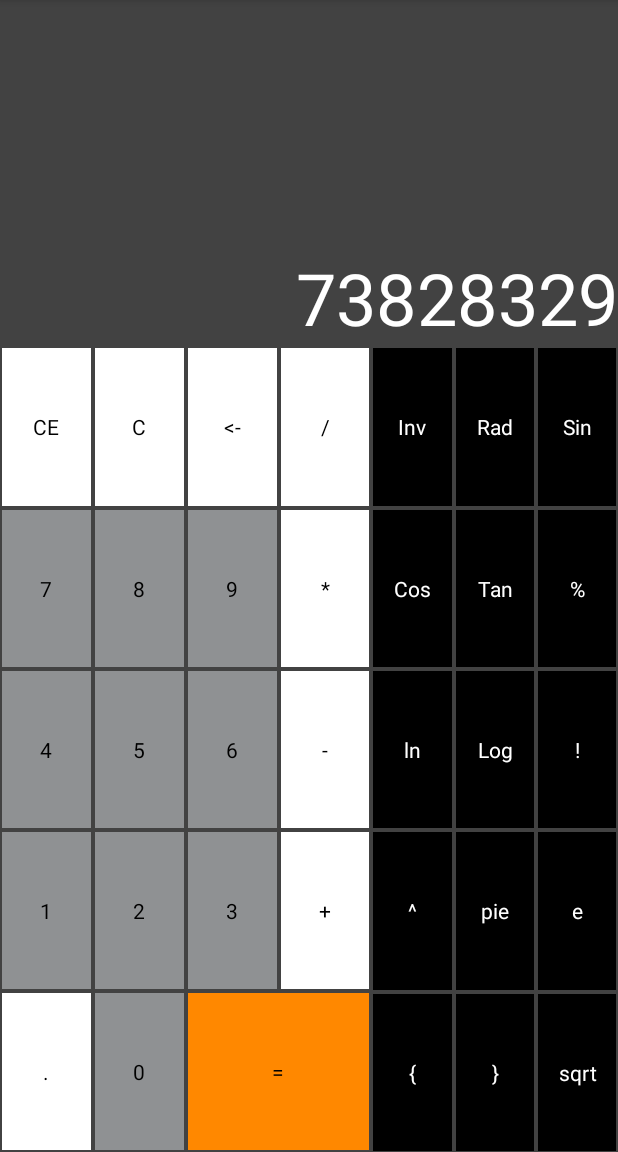
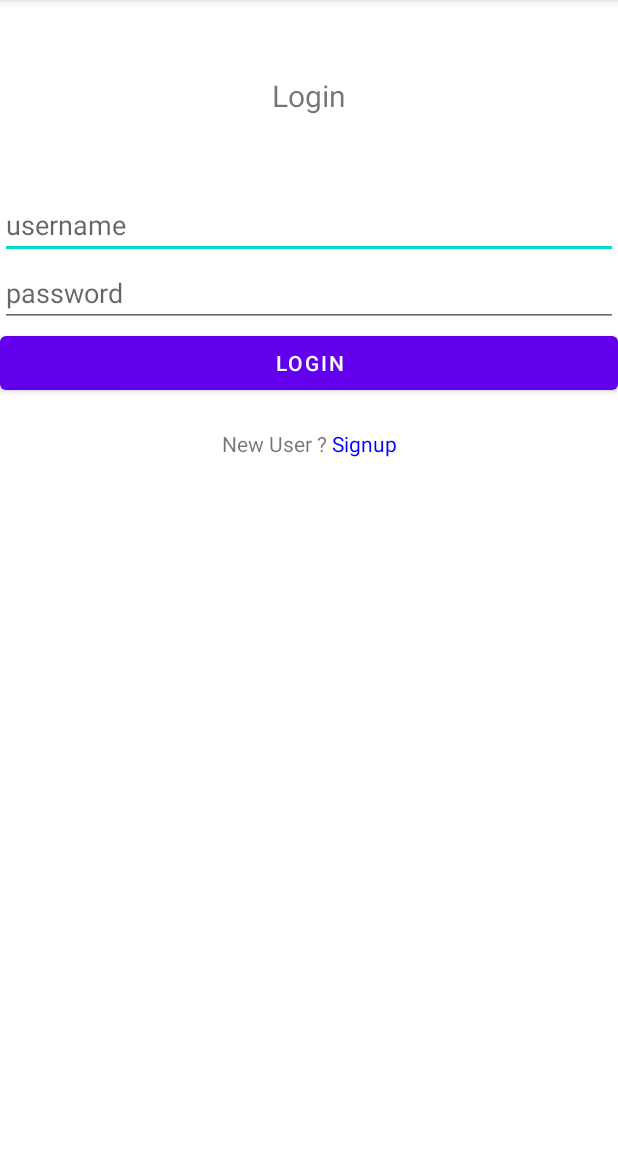
Before and after one commit to NEEHITGOYAL/Android, an Android app: the screen it shows after launch (MainActivity before the commit, Login after it), on a phone screen of 412 x 824 dp, the part 84-1236 px from its top. Run offline under Robolectric (Android 15) with nearby library versions, the phone set to English and light mode, and no system bars.

Commit message:
loginsignup page

```diff
--- a/Calculator/app/build.gradle
+++ b/Calculator/app/build.gradle
@@ -25,6 +25,9 @@ android {
         sourceCompatibility JavaVersion.VERSION_1_8
         targetCompatibility JavaVersion.VERSION_1_8
     }
+    buildFeatures {
+        viewBinding true
+    }
 }
 
 dependencies {
@@ -32,6 +35,9 @@ dependencies {
     implementation 'androidx.appcompat:appcompat:1.4.1'
     implementation 'com.google.android.material:material:1.5.0'
     implementation 'androidx.constraintlayout:constraintlayout:2.1.3'
+    implementation 'androidx.annotation:annotation:1.2.0'
+    implementation 'androidx.lifecycle:lifecycle-livedata-ktx:2.3.1'
+    implementation 'androidx.lifecycle:lifecycle-viewmodel-ktx:2.3.1'
     testImplementation 'junit:junit:4.13.2'
     androidTestImplementation 'androidx.test.ext:junit:1.1.3'
     androidTestImplementation 'androidx.test.espresso:espresso-core:3.4.0'
--- /dev/null
+++ b/Calculator/app/src/main/java/com/example/calculator/Login.java
@@ -0,0 +1,102 @@
+package com.example.calculator;
+
+import androidx.annotation.NonNull;
+import androidx.annotation.RequiresApi;
+import androidx.appcompat.app.AppCompatActivity;
+
+import android.content.Intent;
+import android.content.SharedPreferences;
+import android.graphics.Color;
+import android.os.Build;
+import android.os.Bundle;
+import android.text.Spannable;
+import android.text.SpannableString;
+import android.text.Spanned;
+import android.text.TextPaint;
+import android.text.TextUtils;
+import android.text.method.LinkMovementMethod;
+import android.text.style.ClickableSpan;
+import android.text.style.ForegroundColorSpan;
+import android.view.View;
+import android.widget.Button;
+import android.widget.EditText;
+import android.widget.TextView;
+import android.widget.Toast;
+
+public class Login extends AppCompatActivity implements View.OnClickListener {
+
+    private EditText loginUsername,loginPassword;
+    private TextView signup;
+    private Button loginButton;
+
+    @RequiresApi(api = Build.VERSION_CODES.M)
+    @Override
+    protected void onCreate(Bundle savedInstanceState) {
+        super.onCreate(savedInstanceState);
+        setContentView(R.layout.activity_login);
+        signup = findViewById(R.id.loginsignup);
+        loginButton = (Button) findViewById(R.id.LoginButton);
+        loginPassword = (EditText) findViewById(R.id.Loginpassword);
+        loginUsername = (EditText) findViewById(R.id.Loginusername);
+        String text = signup.getText().toString();
+        SpannableString linktosignup = new SpannableString(text);
+        ClickableSpan clickableSpan = new ClickableSpan() {
+            @Override
+            public void onClick(@NonNull View view) {
+                Intent intent = new Intent(getApplicationContext(),Signup.class);
+                startActivity(intent);
+                Toast.makeText(Login.this,"Move to signup",Toast.LENGTH_SHORT).show();
+            }
+
+            @Override
+            public void updateDrawState(@NonNull TextPaint ds) {
+                super.updateDrawState(ds);
+                ds.setColor(Color.BLUE);
+                ds.setUnderlineText(false);
+            }
+        };
+        linktosignup.setSpan(clickableSpan,10,17, Spanned.SPAN_EXCLUSIVE_EXCLUSIVE);
+        signup.setText(linktosignup);
+        signup.setMovementMethod(LinkMovementMethod.getInstance());
+        loginButton.setOnClickListener(this);
+    }
+    boolean checkUsername(){
+        if(TextUtils.isEmpty(loginUsername.getText())) {
+            loginUsername.setError("username is required");
+            return false;}
+        else{
+            loginUsername.setError(null);
+            return true;
+        }
+    }
+    boolean checkPassword(){
+        if(TextUtils.isEmpty(loginPassword.getText())) {
+            loginPassword.setError("Password is required");
+            return false;}
+        else{
+            loginPassword.setError(null);
+            return true;
+        }
+    }
+    @Override
+    public void onClick(View view) {
+        if(checkUsername() & checkPassword()){
+            SharedPreferences getShared = getSharedPreferences(loginUsername.getText().toString(), MODE_PRIVATE);
+            String value_password = getShared.getString("password",null);
+            String value_name = getShared.getString("name",null);
+            if(value_password == null) {
+                Toast.makeText(Login.this,"User Doesn't Exists",Toast.LENGTH_SHORT).show();}
+            else if(!value_password.equals(loginPassword.getText().toString())){
+                Toast.makeText(Login.this,"Wrong Password",Toast.LENGTH_SHORT).show();}
+            else{
+                Toast.makeText(Login.this,"Login Successful",Toast.LENGTH_SHORT).show();
+                Intent intent = new Intent(getApplicationContext(),MainActivity.class);
+                intent.putExtra("name",value_name);
+                startActivity(intent);
+            }
+        }
+        else{
+            Toast.makeText(Login.this,"Enter Complete Details",Toast.LENGTH_SHORT).show();
+        }
+    }
+}
--- /dev/null
+++ b/Calculator/app/src/main/res/layout/activity_login.xml
@@ -0,0 +1,48 @@
+<?xml version="1.0" encoding="utf-8"?>
+<LinearLayout xmlns:android="http://schemas.android.com/apk/res/android"
+    xmlns:app="http://schemas.android.com/apk/res-auto"
+    xmlns:tools="http://schemas.android.com/tools"
+    android:layout_width="match_parent"
+    android:layout_height="match_parent"
+    android:orientation="vertical"
+    tools:context=".Login">
+
+
+    <TextView
+        android:id="@+id/LoginText"
+        android:layout_width="match_parent"
+        android:layout_height="wrap_content"
+        android:text="Login"
+        android:textSize="20dp"
+        android:gravity="center"
+        android:layout_margin="50dp"/>
+
+    <EditText
+        android:id="@+id/Loginusername"
+        android:layout_width="match_parent"
+        android:layout_height="wrap_content"
+        android:inputType="textPersonName"
+        android:hint="username"
+         />
+
+    <EditText
+        android:id="@+id/Loginpassword"
+        android:layout_width="match_parent"
+        android:layout_height="wrap_content"
+        android:inputType="textPassword"
+        android:hint="password"/>
+
+    <Button
+        android:id="@+id/LoginButton"
+        android:layout_width="match_parent"
+        android:layout_height="wrap_content"
+        android:text="Login" />
+
+    <TextView
+        android:id="@+id/loginsignup"
+        android:layout_width="match_parent"
+        android:layout_height="wrap_content"
+        android:gravity="center"
+        android:layout_margin="20dp"
+        android:text="New User ? Signup" />
+</LinearLayout>
--- a/Calculator/app/src/main/res/layout/textview1.xml
+++ b/Calculator/app/src/main/res/layout/textview1.xml
@@ -1,10 +1,11 @@
 <?xml version="1.0" encoding="utf-8"?>
 <TextView xmlns:android="http://schemas.android.com/apk/res/android"
     android:layout_width="match_parent"
-    android:layout_height="match_parent"
+    android:layout_height="wrap_content"
     android:gravity="bottom|right"
     android:textColor="@color/white"
     android:textSize="48sp"
     android:text="73828329"
-    android:background="@color/cardview_dark_background">
+    android:id="@+id/calcval"
+    android:background="#444444">
 </TextView>
--- a/Calculator/app/src/main/res/layout/textview5.xml
+++ b/Calculator/app/src/main/res/layout/textview5.xml
@@ -5,7 +5,7 @@
     android:background="@android:color/holo_orange_dark"
     android:layout_margin="1dp"
     android:gravity="center"
-    android:textColor="@color/black"
+    android:textColor="@color/white"
     android:text = "=">
 
 </TextView>
--- /dev/null
+++ b/Calculator/app/src/main/res/values-land/dimens.xml
@@ -0,0 +1 @@
+<resources></resources>
--- /dev/null
+++ b/Calculator/app/src/main/res/values-w1240dp/dimens.xml
@@ -0,0 +1 @@
+<resources></resources>
--- /dev/null
+++ b/Calculator/app/src/main/res/values-w600dp/dimens.xml
@@ -0,0 +1 @@
+<resources></resources>
--- /dev/null
+++ b/Calculator/app/src/main/res/values/dimens.xml
@@ -0,0 +1,3 @@
+<resources>
+    <!-- Default screen margins, per the Android Design guidelines. -->
+</resources>
```
Also changed, not shown: Calculator/app/src/main/AndroidManifest.xml (+9 -1 lines), Calculator/app/src/main/java/com/example/calculator/MainActivity.java (+11 -2 lines), Calculator/app/src/main/java/com/example/calculator/Signup.java (added, +131 -0 lines), Calculator/app/src/main/res/layout/activity_main.xml (+13 -2 lines), Calculator/app/src/main/res/layout/activity_signup.xml (added, +94 -0 lines), Calculator/app/src/main/res/layout/textview6.xml (added, +27 -0 lines).
